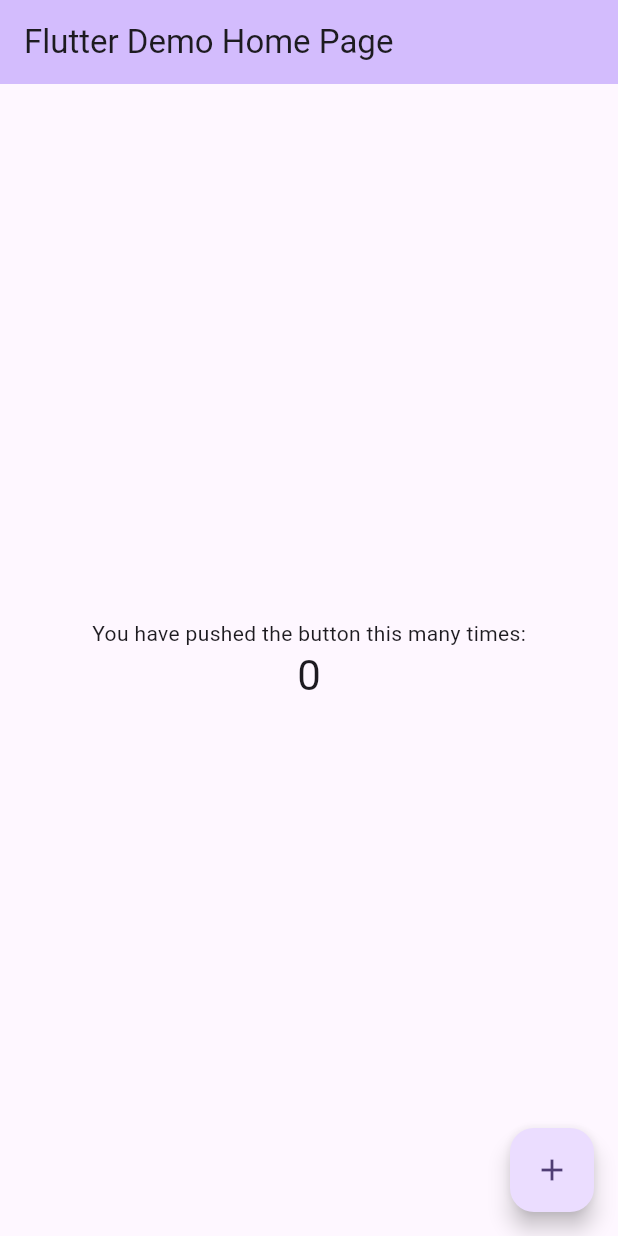
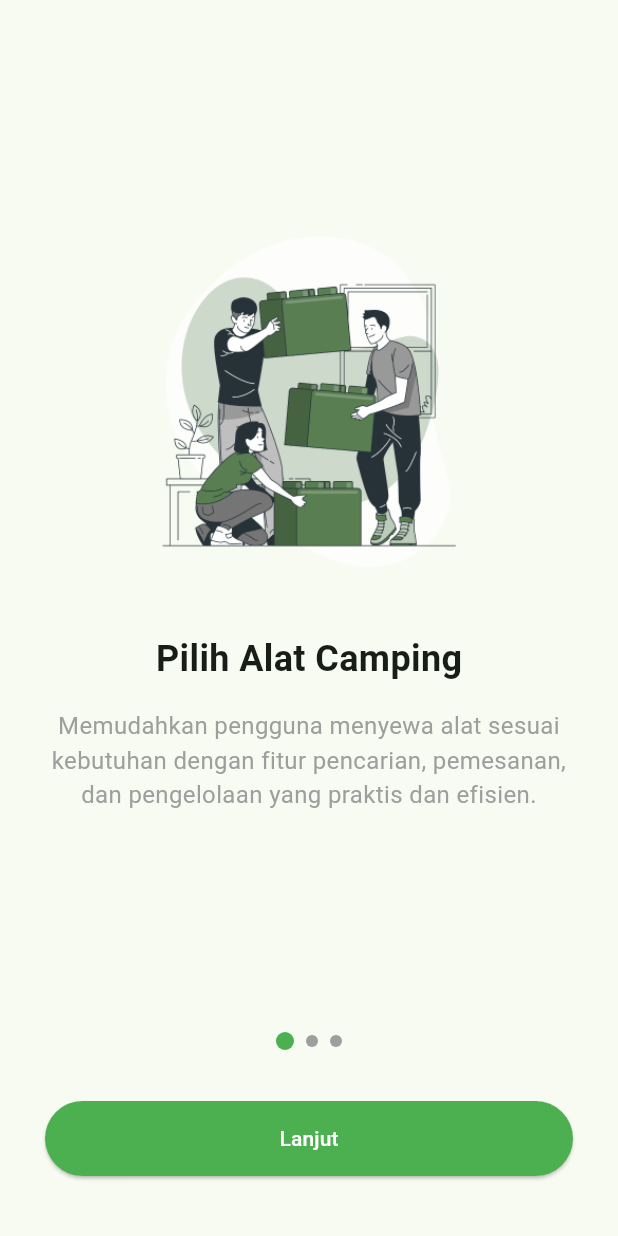
Before and after one commit to Auliarahmannn/Kelompok7_MAD, a Flutter app: the screen it shows after launch, on a phone screen of 412 x 824 dp. Run offline on Flutter 3.47's test engine with Material 3 defaults, Android fonts, the phone set to English and light mode, and no system bars.

Commit message:
Membuat halaman Splash & On Boarding di flutter

```diff
--- a/frontend/lib/main.dart
+++ b/frontend/lib/main.dart
@@ -1,4 +1,6 @@
 import 'package:flutter/material.dart';
+import 'pages/splash/splash_page.dart';
+import 'pages/onboarding/onboarding_page.dart';
 
 void main() {
   runApp(const MyApp());
@@ -7,116 +9,20 @@ void main() {
 class MyApp extends StatelessWidget {
   const MyApp({super.key});
 
-  // This widget is the root of your application.
   @override
   Widget build(BuildContext context) {
     return MaterialApp(
-      title: 'Flutter Demo',
+      debugShowCheckedModeBanner: false,
+      title: 'CampGear',
       theme: ThemeData(
-        // This is the theme of your application.
-        //
-        // TRY THIS: Try running your application with "flutter run". You'll see
-        // the application has a purple toolbar. Then, without quitting the app,
-        // try changing the seedColor in the colorScheme below to Colors.green
-        // and then invoke "hot reload" (save your changes or press the "hot
-        // reload" button in a Flutter-supported IDE, or press "r" if you used
-        // the command line to start the app).
-        //
-        // Notice that the counter didn't reset back to zero; the application
-        // state is not lost during the reload. To reset the state, use hot
-        // restart instead.
-        //
-        // This works for code too, not just values: Most code changes can be
-        // tested with just a hot reload.
-        colorScheme: ColorScheme.fromSeed(seedColor: Colors.deepPurple),
+        colorScheme: ColorScheme.fromSeed(seedColor: Colors.green),
+        useMaterial3: true,
       ),
-      home: const MyHomePage(title: 'Flutter Demo Home Page'),
+      home: const SplashPage(),
+      routes: {
+        '/onboarding': (context) => const OnboardingPage(),
+        '/home': (context) => const Placeholder(), // ganti ke halaman utama kamu
+      },
     );
   }
 }
-
-class MyHomePage extends StatefulWidget {
-  const MyHomePage({super.key, required this.title});
-
-  // This widget is the home page of your application. It is stateful, meaning
-  // that it has a State object (defined below) that contains fields that affect
-  // how it looks.
-
-  // This class is the configuration for the state. It holds the values (in this
-  // case the title) provided by the parent (in this case the App widget) and
-  // used by the build method of the State. Fields in a Widget subclass are
-  // always marked "final".
-
-  final String title;
-
-  @override
-  State<MyHomePage> createState() => _MyHomePageState();
-}
-
-class _MyHomePageState extends State<MyHomePage> {
-  int _counter = 0;
-
-  void _incrementCounter() {
-    setState(() {
-      // This call to setState tells the Flutter framework that something has
-      // changed in this State, which causes it to rerun the build method below
-      // so that the display can reflect the updated values. If we changed
-      // _counter without calling setState(), then the build method would not be
-      // called again, and so nothing would appear to happen.
-      _counter++;
-    });
-  }
-
-  @override
-  Widget build(BuildContext context) {
-    // This method is rerun every time setState is called, for instance as done
-    // by the _incrementCounter method above.
-    //
-    // The Flutter framework has been optimized to make rerunning build methods
-    // fast, so that you can just rebuild anything that needs updating rather
-    // than having to individually change instances of widgets.
-    return Scaffold(
-      appBar: AppBar(
-        // TRY THIS: Try changing the color here to a specific color (to
-        // Colors.amber, perhaps?) and trigger a hot reload to see the AppBar
-        // change color while the other colors stay the same.
-        backgroundColor: Theme.of(context).colorScheme.inversePrimary,
-        // Here we take the value from the MyHomePage object that was created by
-        // the App.build method, and use it to set our appbar title.
-        title: Text(widget.title),
-      ),
-      body: Center(
-        // Center is a layout widget. It takes a single child and positions it
-        // in the middle of the parent.
-        child: Column(
-          // Column is also a layout widget. It takes a list of children and
-          // arranges them vertically. By default, it sizes itself to fit its
-          // children horizontally, and tries to be as tall as its parent.
-          //
-          // Column has various properties to control how it sizes itself and
-          // how it positions its children. Here we use mainAxisAlignment to
-          // center the children vertically; the main axis here is the vertical
-          // axis because Columns are vertical (the cross axis would be
-          // horizontal).
-          //
-          // TRY THIS: Invoke "debug painting" (choose the "Toggle Debug Paint"
-          // action in the IDE, or press "p" in the console), to see the
-          // wireframe for each widget.
-          mainAxisAlignment: MainAxisAlignment.center,
-          children: <Widget>[
-            const Text('You have pushed the button this many times:'),
-            Text(
-              '$_counter',
-              style: Theme.of(context).textTheme.headlineMedium,
-            ),
-          ],
-        ),
-      ),
-      floatingActionButton: FloatingActionButton(
-        onPressed: _incrementCounter,
-        tooltip: 'Increment',
-        child: const Icon(Icons.add),
-      ), // This trailing comma makes auto-formatting nicer for build methods.
-    );
-  }
-}
--- a/frontend/lib/pages/onboarding/onboarding_page.dart
+++ b/frontend/lib/pages/onboarding/onboarding_page.dart
@@ -0,0 +1,123 @@
+import 'package:flutter/material.dart';
+
+class OnboardingPage extends StatefulWidget {
+  const OnboardingPage({super.key});
+
+  @override
+  State<OnboardingPage> createState() => _OnboardingPageState();
+}
+
+class _OnboardingPageState extends State<OnboardingPage> {
+  final PageController _controller = PageController();
+  int _currentIndex = 0;
+
+  final List<Map<String, String>> _pages = [
+    {
+      "image": "assets/images/onboarding1.png",
+      "title": "Pilih Alat Camping",
+      "desc":
+          "Memudahkan pengguna menyewa alat sesuai kebutuhan dengan fitur pencarian, pemesanan, dan pengelolaan yang praktis dan efisien."
+    },
+    {
+      "image": "assets/images/onboarding2.png",
+      "title": "Cari Rekomendasi Tempat",
+      "desc":
+          "Membantu pengguna menemukan lokasi camping terbaik dengan informasi lengkap dan ulasan terpercaya."
+    },
+    {
+      "image": "assets/images/onboarding3.png",
+      "title": "Pembayaran Mudah",
+      "desc":
+          "Memudahkan pengguna menyewa perlengkapan dengan fitur pembayaran yang cepat, aman, dan praktis."
+    },
+  ];
+
+  @override
+  Widget build(BuildContext context) {
+    return Scaffold(
+      body: SafeArea(
+        child: Column(
+          children: [
+            Expanded(
+              child: PageView.builder(
+                controller: _controller,
+                onPageChanged: (index) {
+                  setState(() {
+                    _currentIndex = index;
+                  });
+                },
+                itemCount: _pages.length,
+                itemBuilder: (context, index) {
+                  final page = _pages[index];
+                  return Column(
+                    mainAxisAlignment: MainAxisAlignment.center,
+                    children: [
+                      Image.asset(page["image"]!, height: 250),
+                      const SizedBox(height: 30),
+                      Text(
+                        page["title"]!,
+                        style: const TextStyle(
+                          fontSize: 24,
+                          fontWeight: FontWeight.bold,
+                        ),
+                      ),
+                      const SizedBox(height: 16),
+                      Padding(
+                        padding: const EdgeInsets.symmetric(horizontal: 30),
+                        child: Text(
+                          page["desc"]!,
+                          textAlign: TextAlign.center,
+                          style: const TextStyle(fontSize: 16, color: Colors.grey),
+                        ),
+                      ),
+                    ],
+                  );
+                },
+              ),
+            ),
+            Row(
+              mainAxisAlignment: MainAxisAlignment.center,
+              children: List.generate(
+                _pages.length,
+                (index) => Container(
+                  margin: const EdgeInsets.all(4),
+                  width: _currentIndex == index ? 12 : 8,
+                  height: _currentIndex == index ? 12 : 8,
+                  decoration: BoxDecoration(
+                    color: _currentIndex == index ? Colors.green : Colors.grey,
+                    shape: BoxShape.circle,
+                  ),
+                ),
+              ),
+            ),
+            const SizedBox(height: 30),
+            Padding(
+              padding: const EdgeInsets.symmetric(horizontal: 30),
+              child: ElevatedButton(
+                style: ElevatedButton.styleFrom(
+                  backgroundColor: Colors.green,
+                  minimumSize: const Size(double.infinity, 50),
+                ),
+                onPressed: () {
+                  if (_currentIndex == _pages.length - 1) {
+                    Navigator.pushReplacementNamed(context, '/home');
+                  } else {
+                    _controller.nextPage(
+                      duration: const Duration(milliseconds: 300),
+                      curve: Curves.easeIn,
+                    );
+                  }
+                },
+                child: Text(
+                  _currentIndex == _pages.length - 1 ? 'Mulai' : 'Lanjut',
+                  style: const TextStyle(color: Colors.white),
+                ),
+              ),
+            ),
+            const SizedBox(height: 40),
+          ],
+        ),
+      ),
+    );
+  }
+}
--- a/frontend/pubspec.yaml
+++ b/frontend/pubspec.yaml
@@ -57,6 +57,8 @@ flutter:
   # the material Icons class.
   uses-material-design: true
 
+  assets:
+    - assets/images/
   # To add assets to your application, add an assets section, like this:
   # assets:
   #   - images/a_dot_burr.jpeg
```
Also changed, not shown: frontend/lib/pages/splash/splash_page.dart (+49 -0 lines), frontend/assets/images/image.dart (added), frontend/assets/images/logo.png (added), frontend/assets/images/onboarding1.png (added), frontend/assets/images/onboarding2.png (added), frontend/assets/images/onboarding3.png (added).
